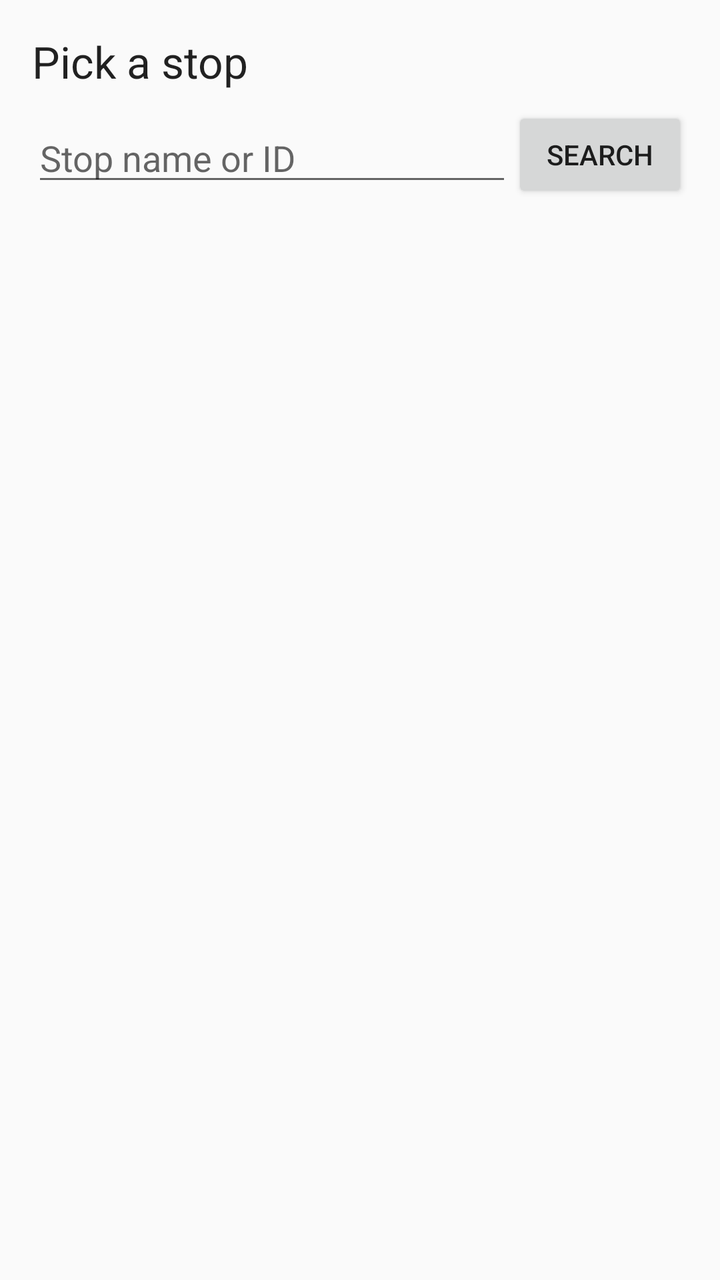
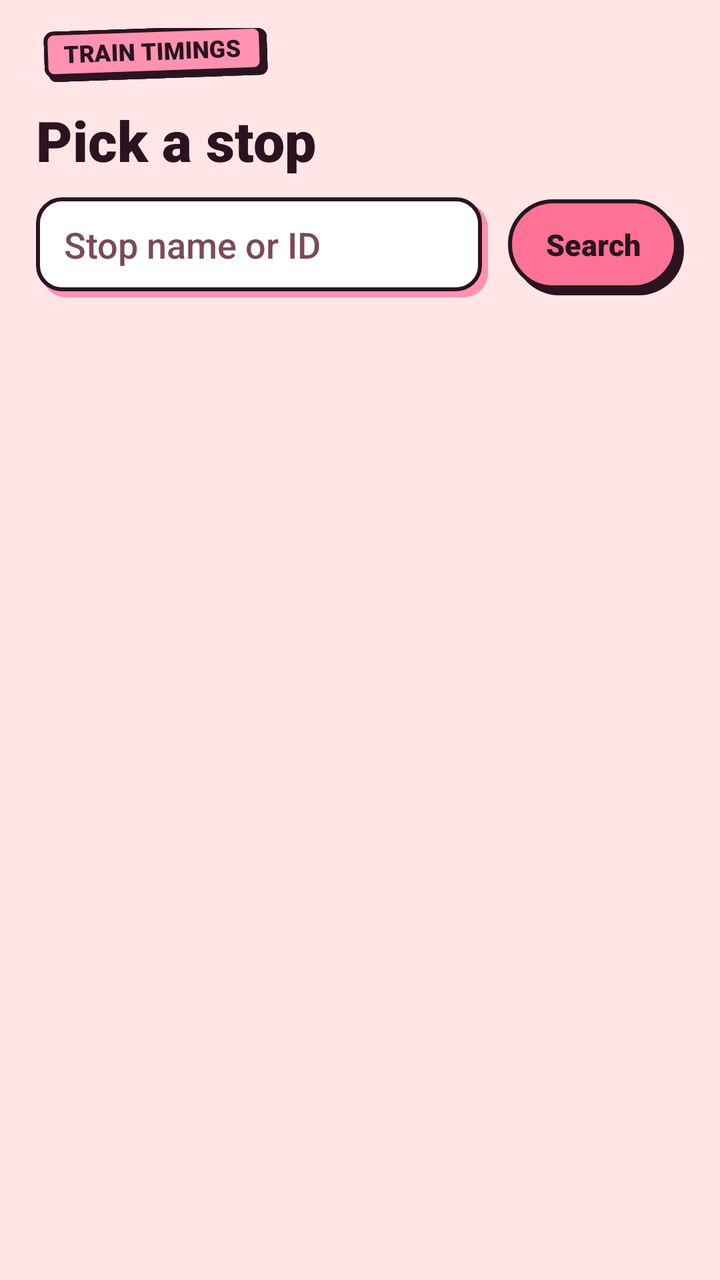

Screens rendered from an Android XML layout before and after an edit, with the pre-edit source and the edit as a unified diff.
<!-- AndroidManifest.xml: application theme AppTheme -->
<!-- res/layout/activity_config.xml -->
<?xml version="1.0" encoding="utf-8"?>
<LinearLayout xmlns:android="http://schemas.android.com/apk/res/android"
    android:layout_width="match_parent"
    android:layout_height="match_parent"
    android:fitsSystemWindows="true"
    android:orientation="vertical"
    android:padding="16dp">

    <TextView
        android:id="@+id/title"
        android:layout_width="match_parent"
        android:layout_height="wrap_content"
        android:text="@string/pick_stop"
        android:textAppearance="?android:attr/textAppearanceLarge" />

    <LinearLayout
        android:id="@+id/search_row"
        android:layout_width="match_parent"
        android:layout_height="wrap_content"
        android:layout_marginTop="8dp"
        android:gravity="center_vertical"
        android:orientation="horizontal">

        <EditText
            android:id="@+id/query"
            android:layout_width="0dp"
            android:layout_height="wrap_content"
            android:layout_weight="1"
            android:hint="@string/search_hint"
            android:imeOptions="actionSearch"
            android:importantForAutofill="no"
            android:inputType="text"
            android:singleLine="true" />

        <Button
            android:id="@+id/search"
            android:layout_width="wrap_content"
            android:layout_height="wrap_content"
            android:text="@string/search" />
    </LinearLayout>

    <TextView
        android:id="@+id/status"
        android:layout_width="match_parent"
        android:layout_height="wrap_content"
        android:layout_marginTop="8dp"
        android:layout_marginBottom="4dp"
        android:textAppearance="?android:attr/textAppearanceSmall" />

    <ListView
        android:id="@+id/list"
        android:layout_width="match_parent"
        android:layout_height="0dp"
        android:layout_weight="1" />

    <LinearLayout
        android:layout_width="match_parent"
        android:layout_height="wrap_content"
        android:orientation="horizontal">

        <Button
            android:id="@+id/back"
            style="?android:attr/borderlessButtonStyle"
            android:layout_width="wrap_content"
            android:layout_height="wrap_content"
            android:text="@string/back"
            android:visibility="gone" />

        <Button
            android:id="@+id/add_stop"
            style="?android:attr/borderlessButtonStyle"
            android:layout_width="wrap_content"
            android:layout_height="wrap_content"
            android:text="@string/add_stop"
            android:visibility="gone" />

        <Button
            android:id="@+id/save"
            android:layout_width="0dp"
            android:layout_height="wrap_content"
            android:layout_weight="1"
            android:text="@string/save"
            android:visibility="gone" />
    </LinearLayout>
</LinearLayout>
<!-- resources referenced by this layout -->
<resources>
  <style name="AppTheme" parent="android:Theme.Material.Light.DarkActionBar" />
  <!-- unchanged entries left out for length: 6 -->
</resources>

<!-- the commit's change to res/layout/activity_config.xml (unified diff, before → after) -->
@@ -4,20 +4,43 @@
     android:layout_height="match_parent"
     android:fitsSystemWindows="true"
     android:orientation="vertical"
-    android:padding="16dp">
+    android:paddingStart="18dp"
+    android:paddingTop="14dp"
+    android:paddingEnd="18dp"
+    android:paddingBottom="14dp">
+
+    
+    <TextView
+        android:layout_width="wrap_content"
+        android:layout_height="wrap_content"
+        android:layout_marginStart="4dp"
+        android:background="@drawable/sticker_bg"
+        android:fontFamily="sans-serif-black"
+        android:paddingStart="10dp"
+        android:paddingTop="3dp"
+        android:paddingEnd="13dp"
+        android:paddingBottom="6dp"
+        android:rotation="-2"
+        android:text="@string/app_name"
+        android:textAllCaps="true"
+        android:textColor="@color/screen_text"
+        android:textSize="12sp" />
 
     <TextView
         android:id="@+id/title"
         android:layout_width="match_parent"
         android:layout_height="wrap_content"
+        android:layout_marginTop="12dp"
+        android:fontFamily="sans-serif-black"
         android:text="@string/pick_stop"
-        android:textAppearance="?android:attr/textAppearanceLarge" />
+        android:textColor="@color/screen_text"
+        android:textSize="28sp" />
 
     <LinearLayout
         android:id="@+id/search_row"
         android:layout_width="match_parent"
         android:layout_height="wrap_content"
-        android:layout_marginTop="8dp"
+        android:layout_marginTop="10dp"
         android:gravity="center_vertical"
         android:orientation="horizontal">
 
@@ -26,16 +49,25 @@
             android:layout_width="0dp"
             android:layout_height="wrap_content"
             android:layout_weight="1"
+            android:background="@drawable/input_bg"
+            android:fontFamily="sans-serif-medium"
             android:hint="@string/search_hint"
             android:imeOptions="actionSearch"
             android:importantForAutofill="no"
             android:inputType="text"
-            android:singleLine="true" />
+            android:minHeight="50dp"
+            android:paddingStart="14dp"
+            android:paddingEnd="16dp"
+            android:paddingBottom="3dp"
+            android:singleLine="true"
+            android:textColor="@color/screen_text" />
 
         <Button
             android:id="@+id/search"
+            style="@style/PillButton.Primary"
             android:layout_width="wrap_content"
             android:layout_height="wrap_content"
+            android:layout_marginStart="10dp"
             android:text="@string/search" />
     </LinearLayout>
 
@@ -43,24 +75,34 @@
         android:id="@+id/status"
         android:layout_width="match_parent"
         android:layout_height="wrap_content"
-        android:layout_marginTop="8dp"
-        android:layout_marginBottom="4dp"
-        android:textAppearance="?android:attr/textAppearanceSmall" />
+        android:layout_marginTop="10dp"
+        android:layout_marginBottom="6dp"
+        android:fontFamily="sans-serif-medium"
+        android:lineSpacingExtra="2dp"
+        android:textColor="@color/screen_text_secondary"
+        android:textSize="13sp" />
 
     <ListView
         android:id="@+id/list"
         android:layout_width="match_parent"
         android:layout_height="0dp"
-        android:layout_weight="1" />
+        android:layout_weight="1"
+        android:clipToPadding="false"
+        android:divider="@android:color/transparent"
+        android:dividerHeight="8dp"
+        android:listSelector="@android:color/transparent"
+        android:paddingBottom="8dp" />
 
     <LinearLayout
         android:layout_width="match_parent"
         android:layout_height="wrap_content"
+        android:layout_marginTop="8dp"
+        android:gravity="center_vertical"
         android:orientation="horizontal">
 
         <Button
             android:id="@+id/back"
-            style="?android:attr/borderlessButtonStyle"
+            style="@style/PillButton.Text"
             android:layout_width="wrap_content"
             android:layout_height="wrap_content"
             android:text="@string/back"
@@ -68,14 +110,16 @@
 
         <Button
             android:id="@+id/add_stop"
-            style="?android:attr/borderlessButtonStyle"
+            style="@style/PillButton"
             android:layout_width="wrap_content"
             android:layout_height="wrap_content"
+            android:layout_marginEnd="10dp"
             android:text="@string/add_stop"
             android:visibility="gone" />
 
         <Button
             android:id="@+id/save"
+            style="@style/PillButton.Primary"
             android:layout_width="0dp"
             android:layout_height="wrap_content"
             android:layout_weight="1"
<!-- resource entries referenced after the edit -->
@@ -1,6 +1,155 @@
 <!-- resources referenced by this layout -->
 <resources>
-  <style name="AppTheme" parent="android:Theme.Material.Light.DarkActionBar" />
+  <color name="screen_text">@color/ink</color>
+  <color name="screen_text_secondary">#7A4A5C</color>
+  <!-- drawable input_bg (drawable) -->
+  <?xml version="1.0" encoding="utf-8"?>
+  <layer-list xmlns:android="http://schemas.android.com/apk/res/android">
+      <item android:left="3dp" android:top="3dp">
+          <shape android:shape="rectangle">
+              <solid android:color="@color/cotton_candy" />
+              <corners android:radius="12dp" />
+          </shape>
+      </item>
+      <item android:bottom="3dp" android:right="3dp">
+          <shape android:shape="rectangle">
+              <solid android:color="#FFFFFF" />
+              <stroke android:width="2dp" android:color="@color/outline" />
+              <corners android:radius="12dp" />
+          </shape>
+      </item>
+  </layer-list>
+  <!-- drawable sticker_bg (drawable) -->
+  <?xml version="1.0" encoding="utf-8"?>
+  <layer-list xmlns:android="http://schemas.android.com/apk/res/android">
+      <item android:left="2dp" android:top="2dp">
+          <shape android:shape="rectangle">
+              <solid android:color="@color/outline" />
+              <corners android:radius="4dp" />
+          </shape>
+      </item>
+      <item android:bottom="2dp" android:right="2dp">
+          <shape android:shape="rectangle">
+              <solid android:color="@color/cotton_candy" />
+              <stroke android:width="2dp" android:color="@color/outline" />
+              <corners android:radius="4dp" />
+          </shape>
+      </item>
+  </layer-list>
+  <string name="app_name">Train Timings</string>
+  <style name="PillButton" parent="android:Widget.Material.Button.Borderless">
+          <item name="android:background">@drawable/btn_secondary</item>
+          <item name="android:stateListAnimator">@null</item>
+          <item name="android:fontFamily">sans-serif-black</item>
+          <item name="android:textAllCaps">false</item>
+          <item name="android:textColor">@color/screen_text</item>
+          <item name="android:textSize">15sp</item>
+          <item name="android:minHeight">48dp</item>
+          <item name="android:paddingStart">18dp</item>
+          <item name="android:paddingEnd">21dp</item>
+          <item name="android:paddingTop">8dp</item>
+          <item name="android:paddingBottom">11dp</item>
+      </style>
+  <style name="PillButton.Primary">
+          <item name="android:background">@drawable/btn_primary</item>
+      </style>
+  <style name="PillButton.Text">
+          <item name="android:background">@null</item>
+          <item name="android:paddingStart">8dp</item>
+          <item name="android:paddingEnd">8dp</item>
+      </style>
+  <style name="AppTheme" parent="android:Theme.Material.Light.NoActionBar">
+          <item name="android:windowBackground">@color/screen_bg</item>
+          <item name="android:statusBarColor">@color/screen_bg</item>
+          <item name="android:navigationBarColor">@color/screen_bg</item>
+          <item name="android:windowLightStatusBar">true</item>
+          <item name="android:colorPrimary">@color/petal_rouge</item>
+          <item name="android:colorPrimaryDark">@color/screen_bg</item>
+          <item name="android:colorAccent">@color/petal_rouge</item>
+          <item name="android:colorControlActivated">@color/petal_rouge</item>
+          <item name="android:colorControlNormal">@color/ink</item>
+          <item name="android:textColorPrimary">@color/screen_text</item>
+          <item name="android:textColorSecondary">@color/screen_text_secondary</item>
+          <item name="android:textColorHint">@color/screen_text_secondary</item>
+          <item name="android:alertDialogTheme">@style/PlayfulDialog</item>
+      </style>
+  <color name="ink">#2B1320</color>
+  <color name="cotton_candy">#FF92B1</color>
+  <color name="outline">@color/ink</color>
+  <!-- drawable btn_secondary (drawable) -->
+  <?xml version="1.0" encoding="utf-8"?>
+  <ripple xmlns:android="http://schemas.android.com/apk/res/android" android:color="@color/ripple">
+      <item>
+          <layer-list>
+              <item android:left="3dp" android:top="3dp">
+                  <shape android:shape="rectangle">
+                      <solid android:color="@color/outline" />
+                      <corners android:radius="24dp" />
+                  </shape>
+              </item>
+              <item android:bottom="3dp" android:right="3dp">
+                  <shape android:shape="rectangle">
+                      <solid android:color="#FFFFFF" />
+                      <stroke android:width="2dp" android:color="@color/outline" />
+                      <corners android:radius="24dp" />
+                  </shape>
+              </item>
+          </layer-list>
+      </item>
+  </ripple>
+  <!-- drawable btn_primary (drawable) -->
+  <?xml version="1.0" encoding="utf-8"?>
+  <ripple xmlns:android="http://schemas.android.com/apk/res/android" android:color="@color/ripple">
+      <item>
+          <layer-list>
+              <item android:left="3dp" android:top="3dp">
+                  <shape android:shape="rectangle">
+                      <solid android:color="@color/outline" />
+                      <corners android:radius="24dp" />
+                  </shape>
+              </item>
+              <item android:bottom="3dp" android:right="3dp">
+                  <shape android:shape="rectangle">
+                      <solid android:color="@color/button_primary" />
+                      <stroke android:width="2dp" android:color="@color/outline" />
+                      <corners android:radius="24dp" />
+                  </shape>
+              </item>
+          </layer-list>
+      </item>
+  </ripple>
+  <color name="screen_bg">@color/soft_blush</color>
+  <color name="petal_rouge">#FE7295</color>
+  <style name="PlayfulDialog" parent="android:Theme.Material.Light.Dialog.Alert">
+          <item name="android:windowBackground">@drawable/dialog_bg</item>
+          <item name="android:colorAccent">@color/petal_rouge</item>
+          <item name="android:colorControlActivated">@color/petal_rouge</item>
+          <item name="android:colorControlNormal">@color/petal_rouge</item>
+          <item name="android:textColorPrimary">@color/screen_text</item>
+          <item name="android:textColorSecondary">@color/screen_text_secondary</item>
+      </style>
+  <color name="ripple">#40FE7295</color>
+  <color name="button_primary">@color/petal_rouge</color>
+  <color name="soft_blush">#FFE5E5</color>
+  <!-- drawable dialog_bg (drawable) -->
+  <?xml version="1.0" encoding="utf-8"?>
+  <inset xmlns:android="http://schemas.android.com/apk/res/android" android:inset="16dp">
+          <layer-list>
+              <item android:left="5dp" android:top="5dp">
+                  <shape android:shape="rectangle">
+                      <solid android:color="@color/petal_rouge" />
+                      <corners android:radius="20dp" />
+                  </shape>
+              </item>
+              <item android:bottom="5dp" android:right="5dp">
+                  <shape android:shape="rectangle">
+                      <solid android:color="@color/screen_bg" />
+                      <stroke android:width="2.5dp" android:color="@color/outline" />
+                      <corners android:radius="20dp" />
+                  </shape>
+              </item>
+          </layer-list>
+  </inset>
   <!-- unchanged entries left out for length: 6 -->
 </resources>
 
